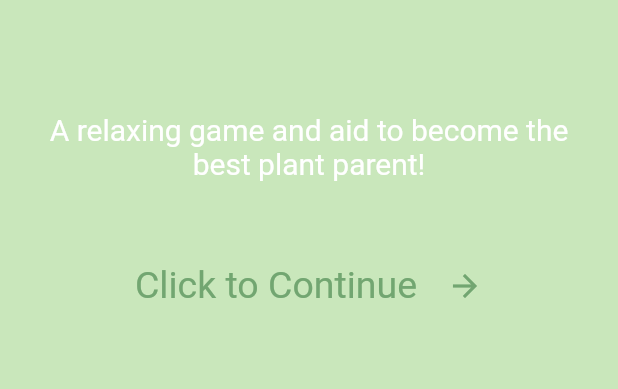
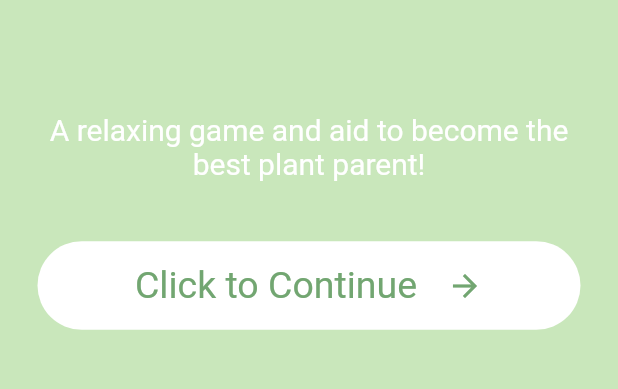
Before and after one commit to shoewhen/thyme-wise, a Flutter app: the screen it shows after launch, on a phone screen of 412 x 824 dp, the part 493-882 px from its top. Run offline on Flutter 3.47's test engine with Material 2 defaults, Android fonts, the light colour scheme and no system bars; our stand-ins replace google_fonts; Roboto replaces fonts that are missing (Gaegu).

Commit message:
alex can u see this

```diff
--- a/lib/components/get_started_button.dart
+++ b/lib/components/get_started_button.dart
@@ -5,9 +5,10 @@ class MyButton extends StatelessWidget {
   final String text;
   final void Function()? onTap;
 
-  const MyButton ({super.key,
-  required this.text,
-  required this.onTap,
+  const MyButton ({
+    super.key,
+    required this.text,
+    required this.onTap,
   });
 
   @override
@@ -15,7 +16,7 @@ class MyButton extends StatelessWidget {
     return GestureDetector(
       onTap: onTap,
       child: Container(
-        decoration: BoxDecoration(color: Color.fromARGB(255, 201, 231, 187),
+        decoration: BoxDecoration(color: Color.fromARGB(255, 255, 255, 255),
         borderRadius: BorderRadius.circular(30)
         ),
         padding: EdgeInsets.all(15),
--- a/lib/pages/settings.dart
+++ b/lib/pages/settings.dart
@@ -2,6 +2,7 @@ import 'package:flutter/material.dart';
 import 'package:google_fonts/google_fonts.dart';
 import 'package:thyme_wise/components/notifications.dart';
 import 'package:thyme_wise/pages/home.dart';
+import 'package:thyme_wise/pages/intro.dart';
 
 class Settings extends StatelessWidget {
   const Settings({super.key});
```
